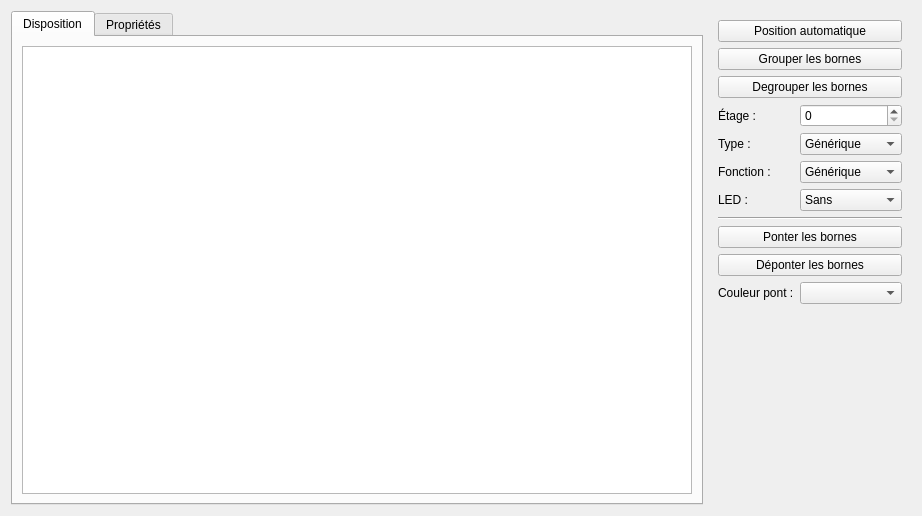
First picture: the form in sources/TerminalStrip/ui/terminalstripeditor.ui, repository qelectrotech/qelectrotech-source-mirror, before the edit.
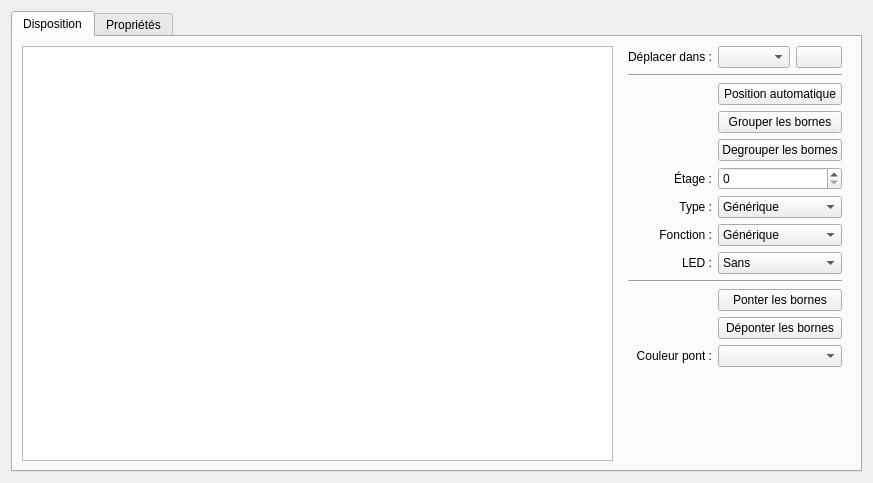
Second picture: the form after the edit. Icons and pictures are not drawn. Custom widgets are drawn as their Qt base class.

Commit message: Several terminals can be removed or moved from strip in one shot

```diff
--- a/sources/TerminalStrip/ui/terminalstripeditor.ui
+++ b/sources/TerminalStrip/ui/terminalstripeditor.ui
@@ -6,8 +6,8 @@
    <rect>
     <x>0</x>
     <y>0</y>
-    <width>922</width>
-    <height>516</height>
+    <width>873</width>
+    <height>483</height>
    </rect>
   </property>
   <property name="windowTitle">
@@ -23,10 +23,234 @@
       <attribute name="title">
        <string>Disposition</string>
       </attribute>
-      <layout class="QVBoxLayout" name="verticalLayout">
+      <layout class="QHBoxLayout" name="horizontalLayout_2">
        <item>
         <widget class="QTableView" name="m_table_widget"/>
        </item>
+       <item>
+        <widget class="QWidget" name="widget" native="true">
+         <layout class="QGridLayout" name="gridLayout_2">
+          <property name="topMargin">
+           <number>0</number>
+          </property>
+          <item row="8" column="1" colspan="2">
+           <widget class="QComboBox" name="m_led_cb">
+            <item>
+             <property name="text">
+              <string>Sans</string>
+             </property>
+            </item>
+            <item>
+             <property name="text">
+              <string>Avec</string>
+             </property>
+            </item>
+           </widget>
+          </item>
+          <item row="1" column="0" colspan="3">
+           <widget class="Line" name="line_3">
+            <property name="orientation">
+             <enum>Qt::Horizontal</enum>
+            </property>
+           </widget>
+          </item>
+          <item row="0" column="2">
+           <widget class="QPushButton" name="m_move_to_pb">
+            <property name="toolTip">
+             <string>Effectuer le déplacement</string>
+            </property>
+            <property name="text">
+             <string/>
+            </property>
+            <property name="icon">
+             <iconset resource="../../../qelectrotech.qrc">
+              <normaloff>:/ico/16x16/dialog-ok.png</normaloff>:/ico/16x16/dialog-ok.png</iconset>
+            </property>
+           </widget>
+          </item>
+          <item row="12" column="1" colspan="2">
+           <widget class="KColorCombo" name="m_bridge_color_cb"/>
+          </item>
+          <item row="5" column="0">
+           <widget class="QLabel" name="label_6">
+            <property name="text">
+             <string>Étage :</string>
+            </property>
+            <property name="alignment">
+             <set>Qt::AlignRight|Qt::AlignTrailing|Qt::AlignVCenter</set>
+            </property>
+           </widget>
+          </item>
+          <item row="6" column="0">
+           <widget class="QLabel" name="label_7">
+            <property name="text">
+             <string>Type :</string>
+            </property>
+            <property name="alignment">
+             <set>Qt::AlignRight|Qt::AlignTrailing|Qt::AlignVCenter</set>
+            </property>
+           </widget>
+          </item>
+          <item row="12" column="0">
+           <widget class="QLabel" name="label_10">
+            <property name="text">
+             <string>Couleur pont :</string>
+            </property>
+            <property name="alignment">
+             <set>Qt::AlignRight|Qt::AlignTrailing|Qt::AlignVCenter</set>
+            </property>
+           </widget>
+          </item>
+          <item row="6" column="1" colspan="2">
+           <widget class="QComboBox" name="m_type_cb">
+            <item>
+             <property name="text">
+              <string>Générique</string>
+             </property>
+            </item>
+            <item>
+             <property name="text">
+              <string>Fusible</string>
+             </property>
+            </item>
+            <item>
+             <property name="text">
+              <string>Sectionnable</string>
+             </property>
+            </item>
+            <item>
+             <property name="text">
+              <string>Diode</string>
+             </property>
+            </item>
+            <item>
+             <property name="text">
+              <string>Terre</string>
+             </property>
+            </item>
+           </widget>
+          </item>
+          <item row="8" column="0">
+           <widget class="QLabel" name="label_9">
+            <property name="text">
+             <string>LED :</string>
+            </property>
+            <property name="alignment">
+             <set>Qt::AlignRight|Qt::AlignTrailing|Qt::AlignVCenter</set>
+            </property>
+           </widget>
+          </item>
+          <item row="9" column="0" colspan="3">
+           <widget class="Line" name="line_2">
+            <property name="orientation">
+             <enum>Qt::Horizontal</enum>
+            </property>
+           </widget>
+          </item>
+          <item row="13" column="0">
+           <spacer name="verticalSpacer">
+            <property name="orientation">
+             <enum>Qt::Vertical</enum>
+            </property>
+            <property name="sizeHint" stdset="0">
+             <size>
+              <width>20</width>
+              <height>40</height>
+             </size>
+            </property>
+           </spacer>
+          </item>
+          <item row="7" column="0">
+           <widget class="QLabel" name="label_8">
+            <property name="text">
+             <string>Fonction :</string>
+            </property>
+            <property name="alignment">
+             <set>Qt::AlignRight|Qt::AlignTrailing|Qt::AlignVCenter</set>
+            </property>
+           </widget>
+          </item>
+          <item row="0" column="0">
+           <widget class="QLabel" name="m_move_to_label">
+            <property name="text">
+             <string>Déplacer dans :</string>
+            </property>
+            <property name="alignment">
+             <set>Qt::AlignRight|Qt::AlignTrailing|Qt::AlignVCenter</set>
+            </property>
+           </widget>
+          </item>
+          <item row="7" column="1" colspan="2">
+           <widget class="QComboBox" name="m_function_cb">
+            <item>
+             <property name="text">
+              <string>Générique</string>
+             </property>
+            </item>
+            <item>
+             <property name="text">
+              <string>Phase</string>
+             </property>
+            </item>
+            <item>
+             <property name="text">
+              <string>Neutre</string>
+             </property>
+            </item>
+           </widget>
+          </item>
+          <item row="0" column="1">
+           <widget class="QComboBox" name="m_move_to_cb">
+            <property name="sizeAdjustPolicy">
+             <enum>QComboBox::AdjustToContents</enum>
+            </property>
+           </widget>
+          </item>
+          <item row="5" column="1" colspan="2">
+           <widget class="QSpinBox" name="m_level_sb">
+            <property name="maximum">
+             <number>6</number>
+            </property>
+           </widget>
+          </item>
+          <item row="2" column="1" colspan="2">
+           <widget class="QPushButton" name="m_auto_ordering_pb">
+            <property name="text">
+             <string>Position automatique</string>
+            </property>
+           </widget>
+          </item>
+          <item row="3" column="1" colspan="2">
+           <widget class="QPushButton" name="m_group_terminals_pb">
+            <property name="text">
+             <string>Grouper les bornes</string>
+            </property>
+           </widget>
+          </item>
+          <item row="4" column="1" colspan="2">
+           <widget class="QPushButton" name="m_ungroup_pb">
+            <property name="text">
+             <string>Degrouper les bornes</string>
+            </property>
+           </widget>
+          </item>
+          <item row="10" column="1" colspan="2">
+           <widget class="QPushButton" name="m_bridge_terminals_pb">
+            <property name="text">
+             <string>Ponter les bornes</string>
+            </property>
+           </widget>
+          </item>
+          <item row="11" column="1" colspan="2">
+           <widget class="QPushButton" name="m_unbridge_terminals_pb">
+            <property name="text">
+             <string>Déponter les bornes</string>
+            </property>
+           </widget>
+          </item>
+         </layout>
+        </widget>
+       </item>
       </layout>
      </widget>
      <widget class="QWidget" name="m_data_tab">
@@ -95,174 +319,6 @@
      </widget>
     </widget>
    </item>
-   <item>
-    <widget class="QWidget" name="widget" native="true">
-     <layout class="QGridLayout" name="gridLayout_2">
-      <item row="4" column="0">
-       <widget class="QLabel" name="label_7">
-        <property name="text">
-         <string>Type :</string>
-        </property>
-       </widget>
-      </item>
-      <item row="5" column="0">
-       <widget class="QLabel" name="label_8">
-        <property name="text">
-         <string>Fonction :</string>
-        </property>
-       </widget>
-      </item>
-      <item row="8" column="0" colspan="2">
-       <widget class="QPushButton" name="m_bridge_terminals_pb">
-        <property name="text">
-         <string>Ponter les bornes</string>
-        </property>
-       </widget>
-      </item>
-      <item row="0" column="0" colspan="2">
-       <widget class="QPushButton" name="m_auto_ordering_pb">
-        <property name="text">
-         <string>Position automatique</string>
-        </property>
-       </widget>
-      </item>
-      <item row="9" column="0" colspan="2">
-       <widget class="QPushButton" name="m_unbridge_terminals_pb">
-        <property name="text">
-         <string>Déponter les bornes</string>
-        </property>
-       </widget>
-      </item>
-      <item row="1" column="0" colspan="2">
-       <widget class="QPushButton" name="m_group_terminals_pb">
-        <property name="text">
-         <string>Grouper les bornes</string>
-        </property>
-       </widget>
-      </item>
-      <item row="3" column="0">
-       <widget class="QLabel" name="label_6">
-        <property name="text">
-         <string>Étage :</string>
-        </property>
-       </widget>
-      </item>
-      <item row="10" column="1">
-       <widget class="KColorCombo" name="m_bridge_color_cb"/>
-      </item>
-      <item row="6" column="0">
-       <widget class="QLabel" name="label_9">
-        <property name="text">
-         <string>LED :</string>
-        </property>
-       </widget>
-      </item>
-      <item row="4" column="1">
-       <widget class="QComboBox" name="m_type_cb">
-        <item>
-         <property name="text">
-          <string>Générique</string>
-         </property>
-        </item>
-        <item>
-         <property name="text">
-          <string>Fusible</string>
-         </property>
-        </item>
-        <item>
-         <property name="text">
-          <string>Sectionnable</string>
-         </property>
-        </item>
-        <item>
-         <property name="text">
-          <string>Diode</string>
-         </property>
-        </item>
-        <item>
-         <property name="text">
-          <string>Terre</string>
-         </property>
-        </item>
-       </widget>
-      </item>
-      <item row="5" column="1">
-       <widget class="QComboBox" name="m_function_cb">
-        <item>
-         <property name="text">
-          <string>Générique</string>
-         </property>
-        </item>
-        <item>
-         <property name="text">
-          <string>Phase</string>
-         </property>
-        </item>
-        <item>
-         <property name="text">
-          <string>Neutre</string>
-         </property>
-        </item>
-       </widget>
-      </item>
-      <item row="7" column="0" colspan="2">
-       <widget class="Line" name="line_2">
-        <property name="orientation">
-         <enum>Qt::Horizontal</enum>
-        </property>
-       </widget>
-      </item>
-      <item row="3" column="1">
-       <widget class="QSpinBox" name="m_level_sb">
-        <property name="maximum">
-         <number>6</number>
-        </property>
-       </widget>
-      </item>
-      <item row="2" column="0" colspan="2">
-       <widget class="QPushButton" name="m_ungroup_pb">
-        <property name="text">
-         <string>Degrouper les bornes</string>
-        </property>
-       </widget>
-      </item>
-      <item row="6" column="1">
-       <widget class="QComboBox" name="m_led_cb">
-        <item>
-         <property name="text">
-          <string>Sans</string>
-         </property>
-        </item>
-        <item>
-         <property name="text">
-          <string>Avec</string>
-         </property>
-        </item>
-       </widget>
-      </item>
-      <item row="10" column="0">
-       <widget class="QLabel" name="label_10">
-        <property name="text">
-         <string>Couleur pont :</string>
-        </property>
-       </widget>
-      </item>
-      <item row="11" column="0">
-       <spacer name="verticalSpacer">
-        <property name="orientation">
-         <enum>Qt::Vertical</enum>
-        </property>
-        <property name="sizeHint" stdset="0">
-         <size>
-          <width>20</width>
-          <height>40</height>
-         </size>
-        </property>
-       </spacer>
-      </item>
-     </layout>
-    </widget>
-   </item>
   </layout>
  </widget>
  <customwidgets>
```
Left out of the diff: 4 changed lines with no effect on the pictures. The commit also changes 4 other files.
